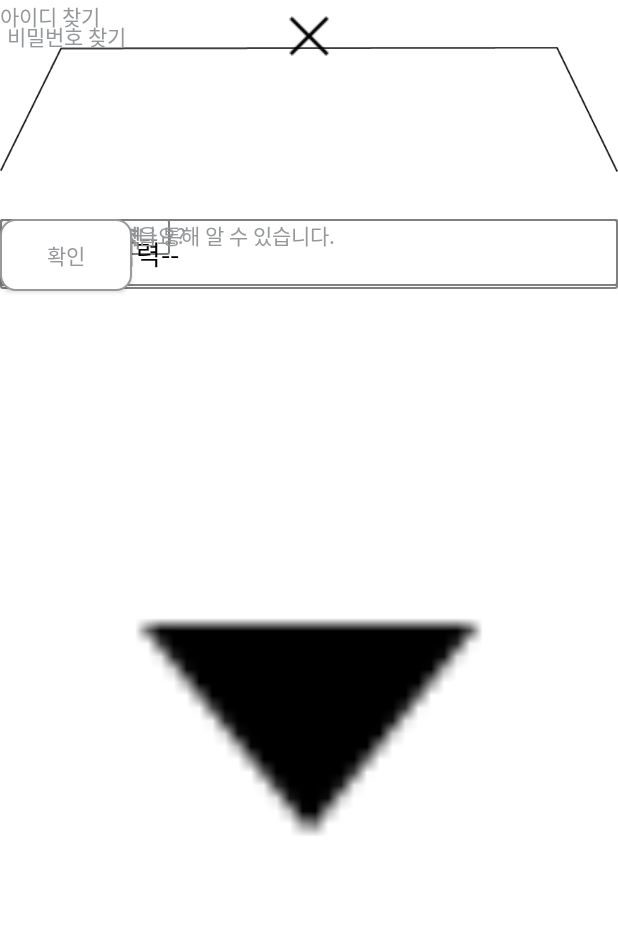
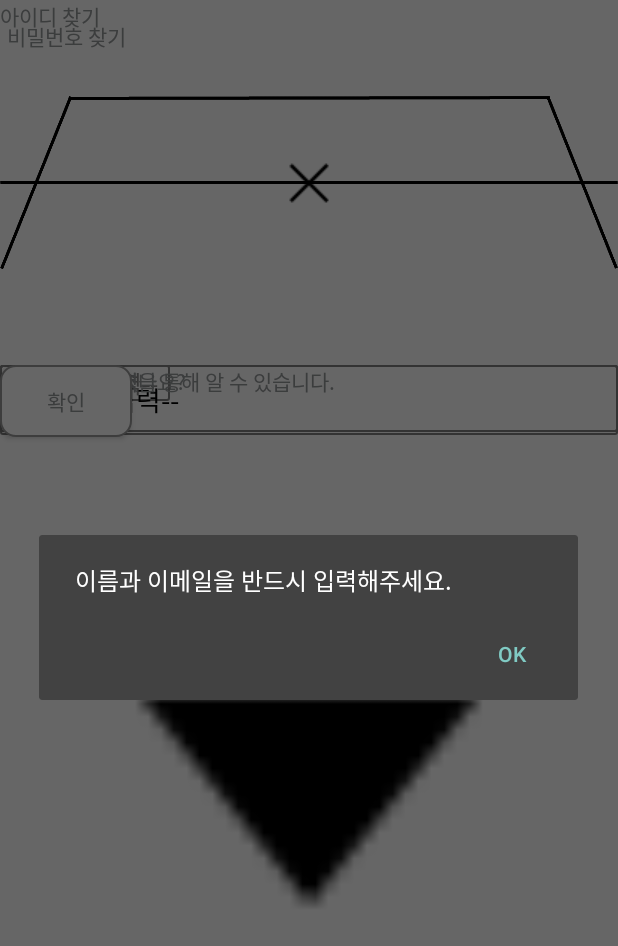
Before and after one commit to CHANMYUNG/SignMe, an Android app: the FogetidActivity screen opened directly, with no data from a screen before it, after a tap on "--이메일 입력--", on a phone screen of 412 x 824 dp. Shown: the top 946 px of the screen. Run offline under Robolectric (Android 15) with nearby library versions, the phone set to English and light mode, and no system bars; libraries missing offline, so code that uses them is left out: com.androidquery; plain views replace ScalableLayout; 1 statement that could not run was skipped.

Commit message:
다이얼로그

```diff
--- a/Android/SignMe/app/src/main/AndroidManifest.xml
+++ b/Android/SignMe/app/src/main/AndroidManifest.xml
@@ -24,6 +24,7 @@
         <activity android:name=".FogetpwActivity"></activity>
         <activity android:name=".MypageActivity"></activity>
         <activity android:name=".ModifyActivity"></activity>
+        <activity android:name=".PwchangeActivity"></activity>
     </application>
 
     <uses-permission android:name="android.permission.INTERNET"></uses-permission>
--- a/Android/SignMe/app/src/main/java/com/signme/signme/FogetidActivity.java
+++ b/Android/SignMe/app/src/main/java/com/signme/signme/FogetidActivity.java
@@ -1,10 +1,12 @@
 package com.signme.signme;
 
 import android.app.Activity;
+import android.app.Dialog;
 import android.content.Intent;
 import android.graphics.Color;
 import android.os.Bundle;
 import android.support.annotation.Nullable;
+import android.support.v7.app.AlertDialog;
 import android.support.v7.app.AppCompatActivity;
 import android.util.Log;
 import android.view.View;
@@ -15,13 +17,16 @@ import android.widget.Spinner;
 import android.widget.TextView;
 import android.widget.Toast;
 
+import com.androidquery.AQuery;
+
 /**
  * Created by dsm2016 on 2017-07-10.
  */
 
 public class FogetidActivity extends AppCompatActivity {
     public static Activity fogetidActivity;
-
+    AQuery aquery;
+    public static final String url = "http://13.124.15.202:80/";
     @Override
     protected void onPostCreate(@Nullable Bundle savedInstanceState) {
         super.onPostCreate(savedInstanceState);
@@ -29,6 +34,8 @@ public class FogetidActivity extends AppCompatActivity {
         fogetidActivity = this;
         final Spinner spinner = (Spinner) findViewById(R.id.email2);
         final EditText tv = (EditText) findViewById(R.id.email3);
+
+
         spinner.setOnItemSelectedListener(new AdapterView.OnItemSelectedListener() {
             @Override
             public void onItemSelected(AdapterView<?> parent, View view, int position, long id) {
@@ -50,7 +57,30 @@ public class FogetidActivity extends AppCompatActivity {
         spinner.setAdapter(adapter);*/
 
     }
+    public void fogetidcheck(View view){
+        aquery = new AQuery(getApplicationContext());
+        final EditText namefield=(EditText)findViewById(R.id.name);
+        final TextView whelk=(TextView)findViewById(R.id.email_whelk);
+        final EditText emailfield1=(EditText) findViewById(R.id.email);
+        final EditText emailfield2=(EditText) findViewById(R.id.email3);
+        String name=namefield.getText().toString();
+        String email1=emailfield1.getText().toString();
+        String email2=emailfield2.getText().toString();
+        if(name.trim().equals("")||email1.trim().equals("")||email2.trim().equals("")||email2.trim().equals("--이메일 입력--")||email2.trim().equals("직접입력")){
+            AlertDialog.Builder builder = new AlertDialog.Builder(FogetidActivity.this);
+            Dialog dialog = builder.setMessage("이름과 이메일을 반드시 입력해주세요.").setPositiveButton("OK", null).create();
+            dialog.show();
+        }
+        else if(name.trim().equals(" ")||email1.equals(" ")||email2.trim().equals(" ")){
+            AlertDialog.Builder builder = new AlertDialog.Builder(FogetidActivity.this);
+            Dialog dialog = builder.setMessage("이름과 이메일에는 공백이 포함될 수 없습니다").setPositiveButton("OK", null).create();
+            dialog.show();
+        }
 
+
+
+
+    }
     public void closeonClick(View view) {
         FogetidActivity.fogetidActivity.finish();
         finish();
--- a/Android/SignMe/app/src/main/java/com/signme/signme/LoginActivity.java
+++ b/Android/SignMe/app/src/main/java/com/signme/signme/LoginActivity.java
@@ -52,7 +52,7 @@ public class LoginActivity extends AppCompatActivity {
 
         } else if (id.contains(" ") || password.contains(" ")) {
             AlertDialog.Builder builder = new AlertDialog.Builder(LoginActivity.this);
-            Dialog dialog = builder.setMessage("아이디나 비밀번호엔 공백이 포함될 수 없습니다").setPositiveButton("OK", null).create();
+            Dialog dialog = builder.setMessage("아이디나 비밀번호에는 공백이 포함될 수 없습니다").setPositiveButton("OK", null).create();
             dialog.show();
 
         } else {
--- a/Android/SignMe/app/src/main/java/com/signme/signme/MainActivity.java
+++ b/Android/SignMe/app/src/main/java/com/signme/signme/MainActivity.java
@@ -3,23 +3,18 @@ package com.signme.signme;
 import android.app.Activity;
 import android.content.DialogInterface;
 import android.content.Intent;
-import android.content.pm.ProviderInfo;
 import android.graphics.Bitmap;
 import android.net.Uri;
 import android.os.Environment;
 import android.provider.MediaStore;
-import android.provider.Settings;
 import android.support.annotation.NonNull;
 import android.support.design.widget.NavigationView;
 import android.support.v4.view.GravityCompat;
 import android.support.v4.widget.DrawerLayout;
 import android.support.v7.app.AlertDialog;
-import android.support.v7.app.AppCompatActivity;
 import android.os.Bundle;
-import android.util.Log;
 import android.view.MenuItem;
 import android.view.View;
-import android.widget.Button;
 import android.widget.ImageButton;
 import android.widget.ImageView;
 import android.widget.Toast;
--- a/Android/SignMe/app/src/main/res/anim/push_left_in.xml
+++ b/Android/SignMe/app/src/main/res/anim/push_left_in.xml
@@ -1,7 +1,7 @@
 <?xml version="1.0" encoding="utf-8"?>
 <set xmlns:android="http://schemas.android.com/apk/res/android">
 
-    <translate android:fromXDelta="100%p" android:toXDelta="0%p" android:duration="300"/>
-    <alpha android:fromAlpha="0.0" android:toAlpha="1.0" android:duration="300"/>
+    <translate android:fromXDelta="100%p" android:toXDelta="0%p" android:duration="1000"/>
+    <alpha android:fromAlpha="0.0" android:toAlpha="1.0" android:duration="1000"/>
 
 </set>
--- a/Android/SignMe/app/src/main/res/anim/push_left_out.xml
+++ b/Android/SignMe/app/src/main/res/anim/push_left_out.xml
@@ -1,5 +1,5 @@
 <?xml version="1.0" encoding="utf-8"?>
 <set xmlns:android="http://schemas.android.com/apk/res/android">
-    <translate android:fromXDelta="0%p" android:toXDelta="-100%p" android:duration="300"/>
-    <alpha android:fromAlpha="1.0" android:toAlpha="0.0" android:duration="300"/>
+    <translate android:fromXDelta="0%p" android:toXDelta="-100%p" android:duration="1000"/>
+    <alpha android:fromAlpha="1.0" android:toAlpha="0.0" android:duration="1000"/>
 </set>
--- a/Android/SignMe/app/src/main/res/anim/push_right_in.xml
+++ b/Android/SignMe/app/src/main/res/anim/push_right_in.xml
@@ -1,5 +1,5 @@
 <?xml version="1.0" encoding="utf-8"?>
 <set xmlns:android="http://schemas.android.com/apk/res/android">
-    <translate android:fromXDelta="-100%p" android:toXDelta="0%p" android:duration="300"/>
-    <alpha android:fromAlpha="0.0" android:toAlpha="1.0" android:duration="300"/>
+    <translate android:fromXDelta="-100%p" android:toXDelta="0%p" android:duration="1000"/>
+    <alpha android:fromAlpha="0.0" android:toAlpha="1.0" android:duration="1000"/>
 </set>
--- a/Android/SignMe/app/src/main/res/anim/push_right_out.xml
+++ b/Android/SignMe/app/src/main/res/anim/push_right_out.xml
@@ -1,5 +1,5 @@
 <?xml version="1.0" encoding="utf-8"?>
 <set xmlns:android="http://schemas.android.com/apk/res/android">
-    <translate android:fromXDelta="0%p" android:toXDelta="100%p" android:duration="300"/>
-    <alpha android:fromAlpha="1.0" android:toAlpha="0.0" android:duration="300"/>
+    <translate android:fromXDelta="0%p" android:toXDelta="100%p" android:duration="1000"/>
+    <alpha android:fromAlpha="1.0" android:toAlpha="0.0" android:duration="1000"/>
 </set>
--- a/Android/SignMe/app/src/main/res/layout/activity_forgetid.xml
+++ b/Android/SignMe/app/src/main/res/layout/activity_forgetid.xml
@@ -13,20 +13,31 @@
         app:scale_base_width="400">
 
         <ImageView
+            android:layout_width="match_parent"
+            android:layout_height="match_parent"
+            android:src="@drawable/line3"
+            app:scale_height="100"
+            app:scale_left="280"
+            app:scale_top="47"
+            app:scale_width="120"
+
+            />
+
+        <ImageView
             android:layout_width="wrap_content"
             android:layout_height="wrap_content"
-            android:src="@drawable/chooese"
+            android:src="@drawable/box"
             app:scale_height="60"
-            app:scale_left="110"
+            app:scale_left="160"
             app:scale_top="50"
             app:scale_width="120" />
 
         <ImageView
             android:layout_width="wrap_content"
             android:layout_height="wrap_content"
-            android:src="@drawable/chooese"
+            android:src="@drawable/box"
             app:scale_height="60"
-            app:scale_left="230"
+            app:scale_left="280"
             app:scale_top="50"
             app:scale_width="120" />
 
@@ -37,7 +48,7 @@
             android:onClick="closeonClick"
             android:src="@drawable/close"
             app:scale_height="10"
-            app:scale_left="200"
+            app:scale_left="250"
             app:scale_top="80"
             app:scale_width="10" />
 
@@ -49,7 +60,7 @@
             android:text="비밀번호 찾기"
             android:textColor="#95989A"
             app:scale_height="25"
-            app:scale_left="240"
+            app:scale_left="290"
             app:scale_textsize="15"
             app:scale_top="70"
             app:scale_width="80" />
@@ -60,10 +71,19 @@
             android:text="아이디 찾기"
             android:textColor="#95989A"
             app:scale_height="25"
-            app:scale_left="130"
+            app:scale_left="180"
             app:scale_textsize="15"
             app:scale_top="75"
             app:scale_width="80" />
+
+        <ImageView
+            android:id="@+id/imageView3"
+            android:layout_width="match_parent"
+            android:layout_height="match_parent"
+            android:src="@drawable/line3"
+            app:scale_height="100"
+            app:scale_top="47"
+            app:scale_width="160" />
 
     </com.ssomai.android.scalablelayout.ScalableLayout>
 
@@ -97,6 +117,7 @@
 
         <EditText
             android:id="@+id/name"
+            android:inputType="text"
             android:layout_width="match_parent"
             android:layout_height="wrap_content"
             android:background="@drawable/rectangle"
@@ -121,6 +142,7 @@
             app:scale_width="100" />
 
         <TextView
+            android:id="@+id/email_whelk"
             android:layout_width="wrap_content"
             android:layout_height="wrap_content"
             android:text="\@"
@@ -147,6 +169,7 @@
 
         <EditText
             android:id="@+id/email3"
+            android:inputType="text"
             android:layout_width="match_parent"
             android:layout_height="wrap_content"
             android:background="@drawable/rectangle"
@@ -172,6 +195,7 @@
             android:layout_width="wrap_content"
             android:layout_height="wrap_content"
             android:background="@drawable/shape"
+            android:onClick="fogetidcheck"
             android:text="확인"
             android:textColor="#95989A"
             app:scale_height="35"
@@ -184,6 +208,7 @@
 
         <EditText
             android:id="@+id/email"
+            android:inputType="text"
             android:layout_width="match_parent"
             android:layout_height="wrap_content"
             android:background="@drawable/rectangle"
--- a/Android/SignMe/app/src/main/res/layout/activity_login.xml
+++ b/Android/SignMe/app/src/main/res/layout/activity_login.xml
@@ -66,7 +66,7 @@
             app:scale_width="300" />
     </com.ssomai.android.scalablelayout.ScalableLayout>
 
-    \
+
 
     <com.ssomai.android.scalablelayout.ScalableLayout
         android:layout_width="match_parent"
@@ -129,6 +129,7 @@
 
         <EditText
             android:id="@+id/idField"
+            android:inputType="text"
             android:layout_width="match_parent"
             android:layout_height="wrap_content"
             android:background="@drawable/shape"
--- a/Android/SignMe/app/src/main/res/layout/activity_mypage.xml
+++ b/Android/SignMe/app/src/main/res/layout/activity_mypage.xml
@@ -134,7 +134,7 @@
             android:layout_width="match_parent"
             android:layout_height="match_parent"
             android:background="@drawable/rectangle"
-            android:onClick="mypageonClick1"
+            android:onClick="mypageonClick2"
             android:textColor="@color/black"
             app:scale_height="40"
             app:scale_left="40"
```
Also changed, not shown: Android/SignMe/app/src/main/java/com/signme/signme/FogetpwActivity.java (+25 -0 lines), Android/SignMe/app/src/main/java/com/signme/signme/MypageActivity.java (+27 -2 lines), Android/SignMe/app/src/main/java/com/signme/signme/PwchangeActivity.java (added, +20 -0 lines), Android/SignMe/app/src/main/res/layout/activity_forgetpw.xml (+8 -0 lines), Android/SignMe/app/src/main/res/layout/activity_pwchange.xml (added, +100 -0 lines), Android/SignMe/app/src/main/res/layout/pw_dialog.xml (added, +17 -0 lines), Android/SignMe/app/src/main/res/drawable-hdpi/box.png (added), Android/SignMe/app/src/main/res/drawable-hdpi/line3.png (added).
